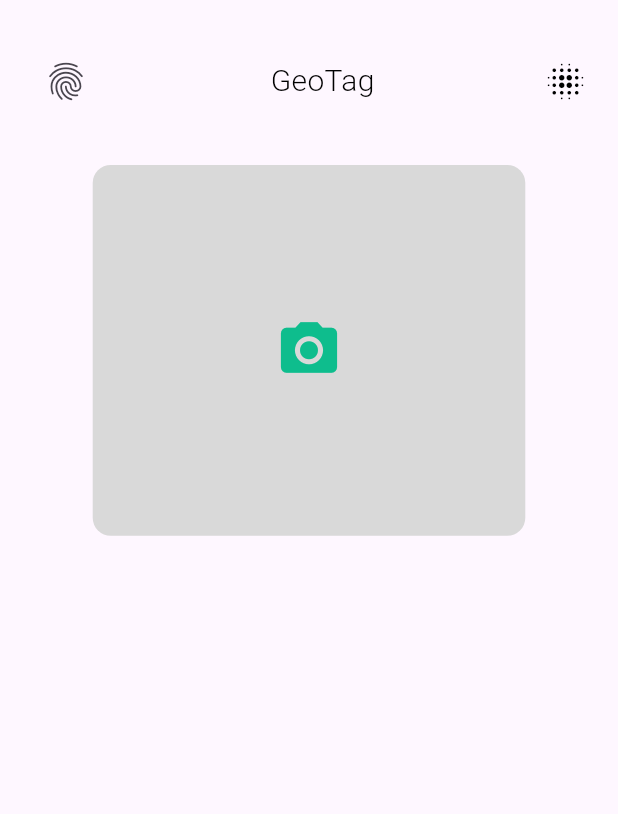
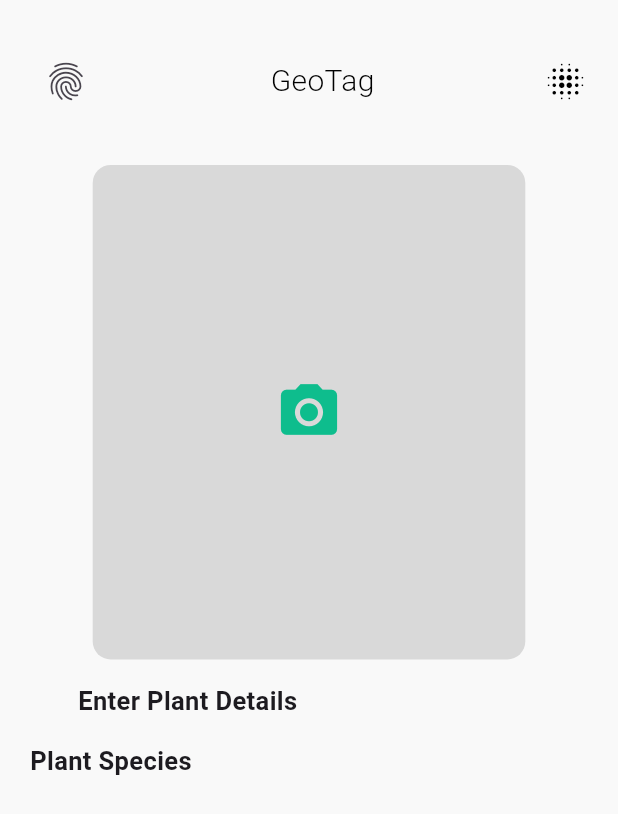
Before and after one commit to JackitudilinksG/cisf-app, a Flutter app: the screen it shows after launch, after a tap on "Add new plant", on a phone screen of 412 x 824 dp. Shown: the top 814 px of the screen. Run offline on Flutter 3.47's test engine with Material 3 defaults, Android fonts, the phone set to English and light mode, and no system bars; our stand-ins replace supabase_flutter; accounts and stored records are empty; Roboto replaces fonts that are missing (Readex Pro).

Commit message:
added new container and scrollaable

```diff
--- a/cisf-app-folder/lib/main.dart
+++ b/cisf-app-folder/lib/main.dart
@@ -24,6 +24,7 @@ class MyApp extends StatelessWidget {
         // This is the theme of your application.
         colorScheme: ColorScheme.fromSeed(seedColor: Colors.deepPurple),
         useMaterial3: true,
+        scaffoldBackgroundColor: const Color(0xFFF9F9F9)
       ),
       home: const MyHomePage(title: 'CISF TEST RUNS'),
     );
@@ -69,7 +70,7 @@ class _MyHomePageState extends State<MyHomePage> {
           children: [
             Padding(
               padding: const EdgeInsetsDirectional.fromSTEB(20, 0, 20, 0),
-          // ignore: sort_child_properties_last
+              child: SingleChildScrollView(
                 child: Column(
                   mainAxisSize: MainAxisSize.max,
                   children: [
@@ -147,7 +148,8 @@ class _MyHomePageState extends State<MyHomePage> {
                           ),
                         ),
                     ),
-                  Expanded(
+                    SizedBox(
+                      height: MediaQuery.of(context).size.height,
                       child: StreamBuilder<List<Map<String, dynamic>>>(
                         stream: _treesStream,
                         builder: (context, snapshot) {
@@ -163,7 +165,9 @@ class _MyHomePageState extends State<MyHomePage> {
                               scrollDirection: Axis.vertical,
                               itemCount: trees.length,
                               itemBuilder: (context, index) {
-                                return Container(
+                                return Padding(
+                                  padding: const EdgeInsetsDirectional.fromSTEB(0, 16, 0, 0),
+                                  child: Container(
                                     width: MediaQuery.sizeOf(context).width,
                                     height: MediaQuery.sizeOf(context).height * 0.1,
                                     decoration: BoxDecoration(
@@ -181,6 +185,7 @@ class _MyHomePageState extends State<MyHomePage> {
                                         ),
                                       ),
                                     )
+                                  ),
                                 );
                               }
                             )
@@ -189,6 +194,7 @@ class _MyHomePageState extends State<MyHomePage> {
                       ),
                     ),
                   ],
+                )
               )
             ),
 
--- a/cisf-app-folder/lib/reg_trees.dart
+++ b/cisf-app-folder/lib/reg_trees.dart
@@ -1,5 +1,4 @@
 import 'package:flutter/material.dart';
-import 'package:flutter_supabase_test/main.dart';
 
 class TreesScreen extends StatelessWidget {
   const TreesScreen({super.key});
@@ -49,10 +48,10 @@ class TreesScreen extends StatelessWidget {
                     )
                   ),
                   Padding(
-                  padding: EdgeInsetsDirectional.fromSTEB(0, 32, 0, 0),
+                    padding: const EdgeInsetsDirectional.fromSTEB(0, 32, 0, 0),
                     child: Container(
                       width: MediaQuery.sizeOf(context).width * 0.7,
-                    height: MediaQuery.sizeOf(context).height * 0.3,
+                      height: MediaQuery.sizeOf(context).height * 0.4,
                       decoration: BoxDecoration(
                         color: Color(0xFFD9D9D9),
                         borderRadius: BorderRadius.circular(12),
@@ -75,6 +74,41 @@ class TreesScreen extends StatelessWidget {
                       ),
                     ),
                   ),
+                  Align(
+                    alignment: AlignmentDirectional(-1, 0),
+                    child: Padding(
+                      padding: const EdgeInsetsDirectional.fromSTEB(32, 16, 0, 0),
+                      child: Container(
+                        child: const Text(
+                          'Enter Plant Details',
+                          style: TextStyle(
+                            fontFamily: 'Readex Pro',
+                            fontSize: 17,
+                            fontWeight: FontWeight.w600,
+                          ),
+                        )
+                      ),
+                    ),
+                  ),
+                  Padding(
+                    padding: EdgeInsetsDirectional.fromSTEB(0, 16, 0, 0),
+                    child: Container(
+                      width: MediaQuery.sizeOf(context).width,
+                      height: MediaQuery.sizeOf(context).height * 0.1,
+                      decoration: BoxDecoration(
+                        color: Color.fromARGB(0, 55, 55, 144),
+                        borderRadius: BorderRadius.circular(8),
+                      ),
+                      child: const Text(
+                        'Plant Species',
+                        style: TextStyle(
+                          fontFamily: 'Readex Pro',
+                          fontSize: 17,
+                          fontWeight: FontWeight.w600,
+                        ),
+                      )
+                    ),
+                  ),
                 ]
               )
             )
```
Lines whose indentation alone changed are shown as unchanged.
